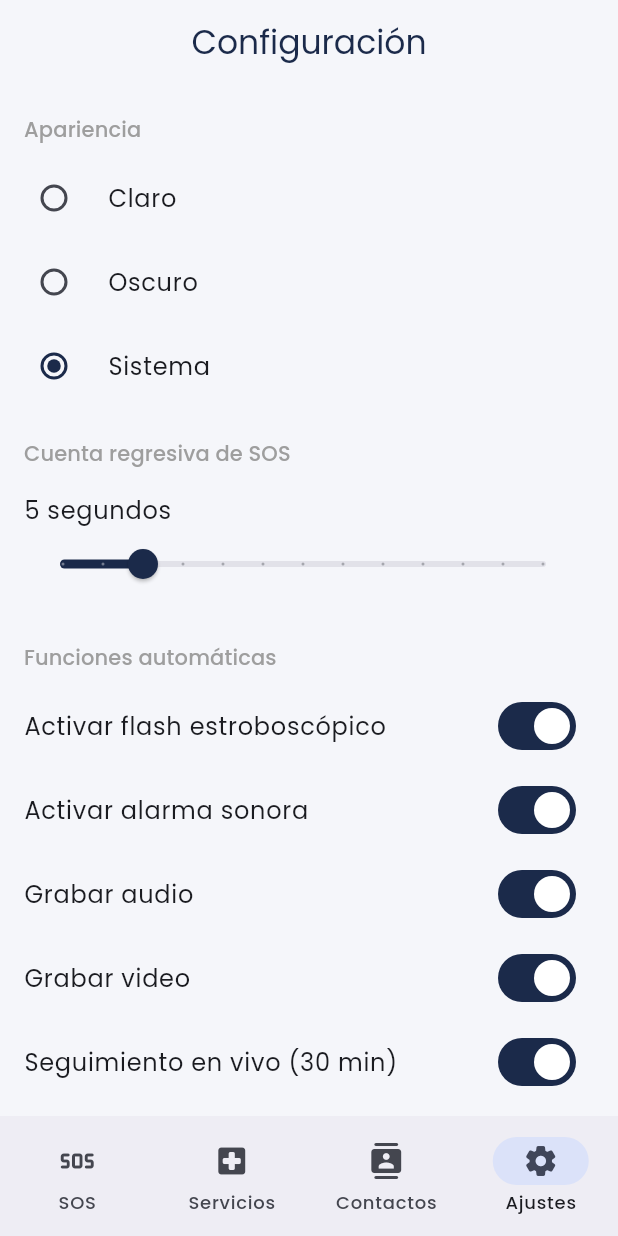
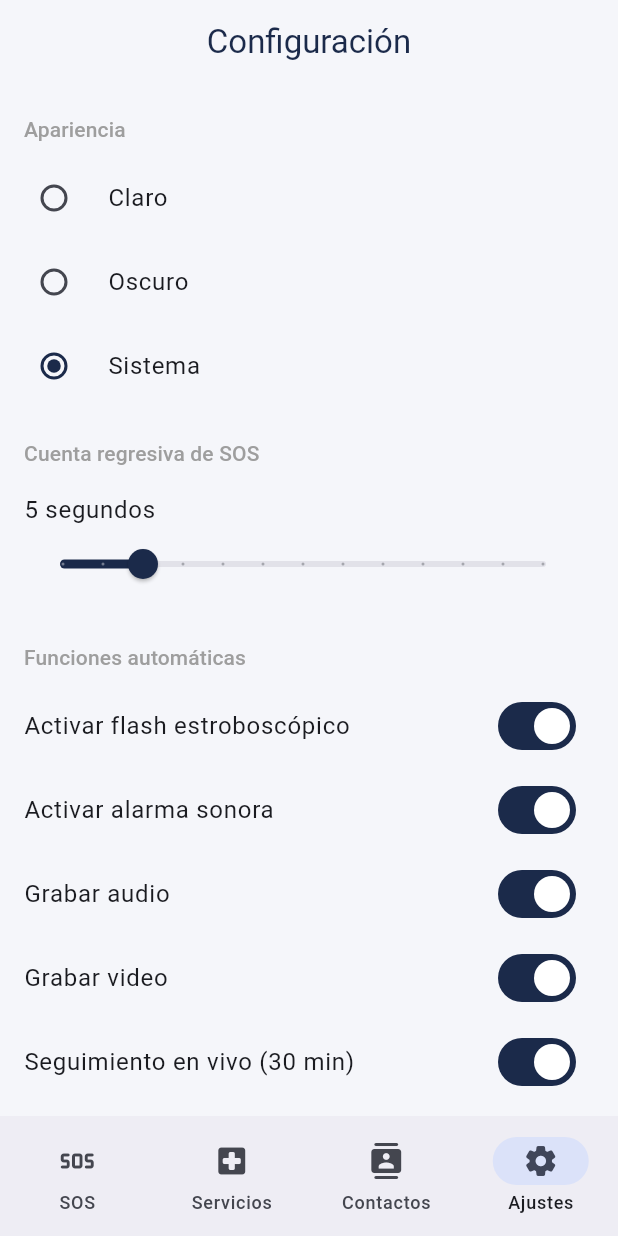
Before and after one commit to mundoincreible067-ship-it/guardian-sos, a Flutter app: the screen it shows after launch, item 4 of the bottom bar chosen, on a phone screen of 412 x 824 dp. Run offline on Flutter 3.47's test engine with Material 3 defaults, Android fonts, the phone set to English and light mode, and no system bars; our stand-ins replace battery_plus, flutter_riverpod, geocoding, geolocator, permission_handler, shared_preferences; missing offline and left inert: telephony.

Commit message:
V4 - fix AGP9 y assets

```diff
--- a/lib/core/theme/app_theme.dart
+++ b/lib/core/theme/app_theme.dart
@@ -13,7 +13,6 @@ class AppTheme {
   static ThemeData light = ThemeData(
     useMaterial3: true,
     brightness: Brightness.light,
-    fontFamily: 'Poppins',
     colorScheme: ColorScheme.fromSeed(
       seedColor: AppColors.primary,
       brightness: Brightness.light,
@@ -43,7 +42,6 @@ class AppTheme {
   static ThemeData dark = ThemeData(
     useMaterial3: true,
     brightness: Brightness.dark,
-    fontFamily: 'Poppins',
     colorScheme: ColorScheme.fromSeed(
       seedColor: AppColors.primary,
       brightness: Brightness.dark,
```
Also changed, not shown: pubspec.yaml (+11 -58 lines), 3 other files.
